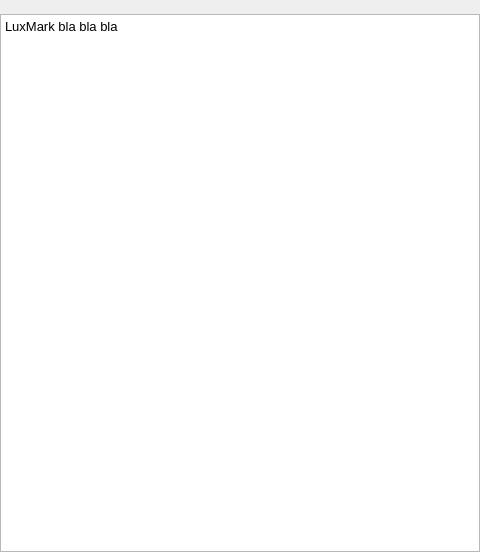
Before: the Qt Designer form samples/luxmark/aboutdialog.ui in LuxCoreRender/LuxCore, drawn with Qt 5.
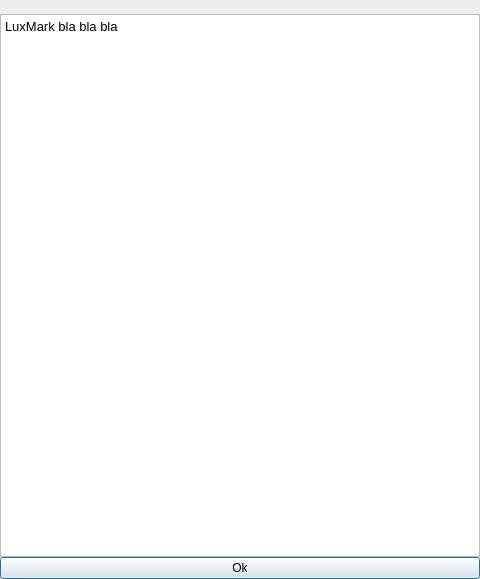
After: the same form once the commit is applied. Icons and pictures are not drawn.

Patch:
```diff
--- a/samples/luxmark/aboutdialog.ui
+++ b/samples/luxmark/aboutdialog.ui
@@ -10,7 +10,7 @@
     <x>0</x>
     <y>0</y>
     <width>480</width>
-    <height>552</height>
+    <height>579</height>
    </rect>
   </property>
   <property name="sizePolicy">
@@ -65,6 +65,13 @@
      </property>
     </widget>
    </item>
+   <item>
+    <widget class="QPushButton" name="AboutOk">
+     <property name="text">
+      <string>Ok</string>
+     </property>
+    </widget>
+   </item>
   </layout>
  </widget>
  <resources>
```
Left out of the diff: 23 changed lines with no effect on the pictures.
